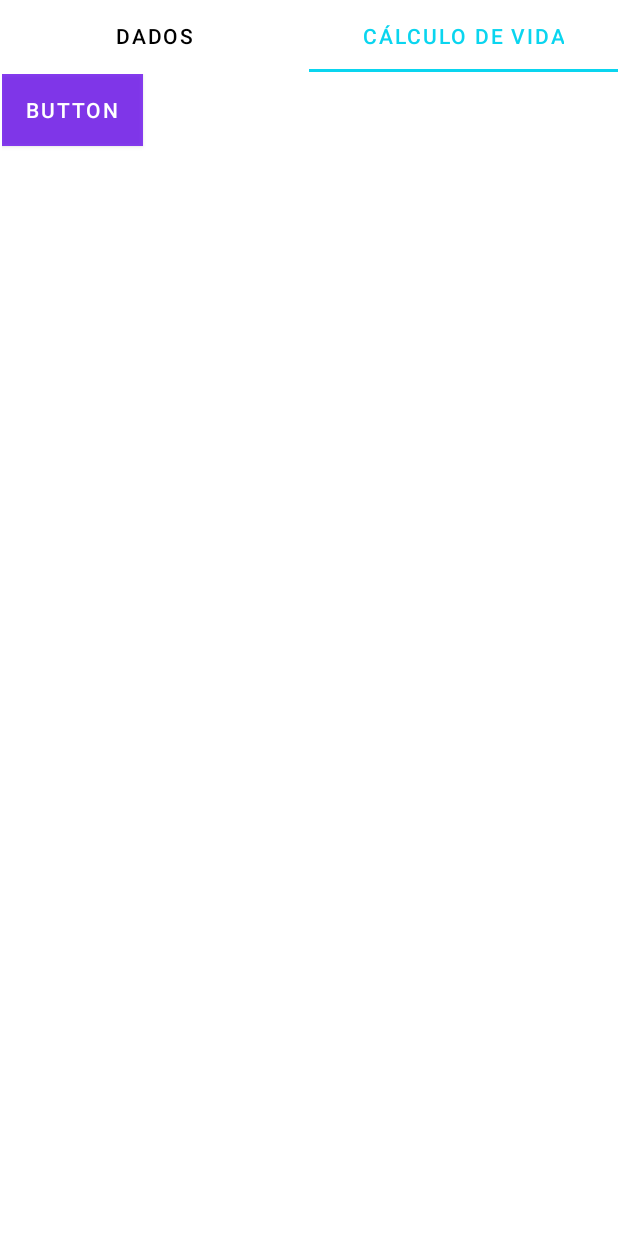
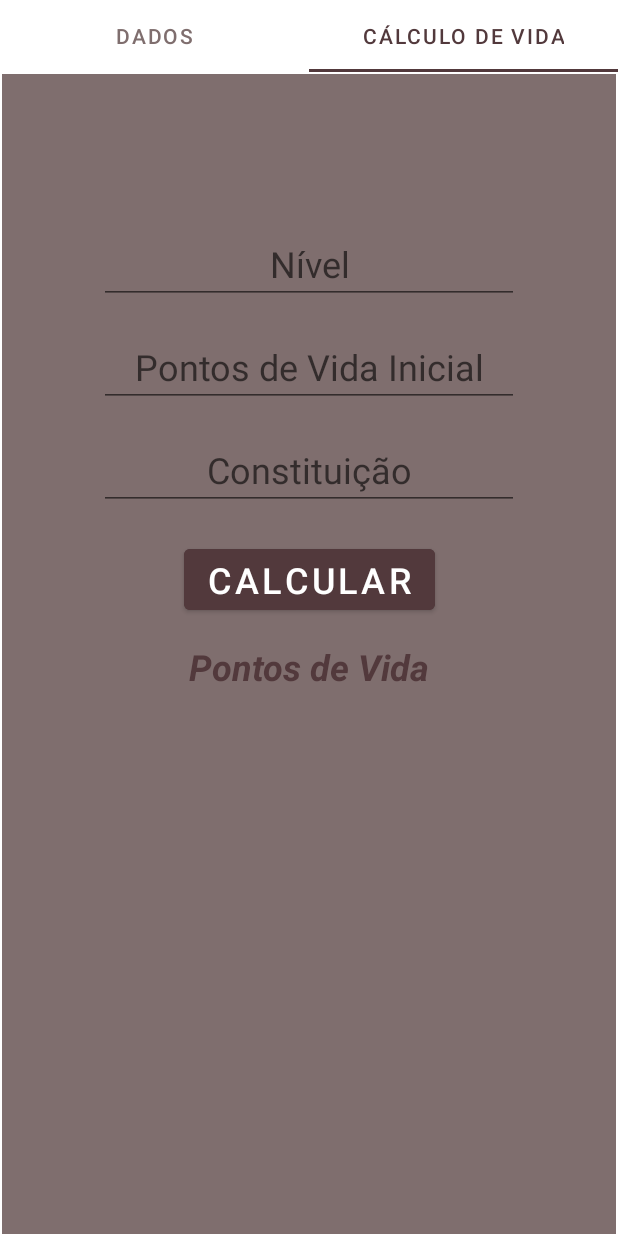
Before and after one commit to jwrublak/HoriAvTev, an Android app: the screen it shows after launch (MainActivity), tab 2 chosen, on a phone screen of 412 x 824 dp. Run offline under Robolectric (Android 15) with nearby library versions, the phone set to English and light mode, and no system bars.

Commit message:
Fragmento Pontos de Vida funcionando

```diff
--- a/app/src/main/java/com/example/horiavtev/CalcVida.java
+++ b/app/src/main/java/com/example/horiavtev/CalcVida.java
@@ -7,6 +7,9 @@ import androidx.fragment.app.Fragment;
 import android.view.LayoutInflater;
 import android.view.View;
 import android.view.ViewGroup;
+import android.widget.Button;
+import android.widget.EditText;
+import android.widget.TextView;
 
 /**
  * A simple {@link Fragment} subclass.
@@ -14,7 +17,9 @@ import android.view.ViewGroup;
  * create an instance of this fragment.
  */
 public class CalcVida extends Fragment {
-
+    EditText lvl, inicial, constituicao;
+    Button calc;
+    TextView resultado;
     // TODO: Rename parameter arguments, choose names that match
     // the fragment initialization parameters, e.g. ARG_ITEM_NUMBER
     private static final String ARG_PARAM1 = "param1";
@@ -59,6 +64,23 @@ public class CalcVida extends Fragment {
     public View onCreateView(LayoutInflater inflater, ViewGroup container,
                              Bundle savedInstanceState) {
         // Inflate the layout for this fragment
-        return inflater.inflate(R.layout.fragment_calc_vida, container, false);
+        View v = inflater.inflate(R.layout.fragment_calc_vida, container, false);
+        inicial = v.findViewById(R.id.inicial);
+        lvl = v.findViewById(R.id.nivel);
+        constituicao = v.findViewById(R.id.constituicao);
+        resultado = v.findViewById(R.id.resultado);
+        calc = v.findViewById(R.id.btnCalc);
+        calc.setOnClickListener(view ->{
+            calcula();
+        });
+        return v;
+    }
+
+    private void calcula() {
+        int i = Integer.parseInt(inicial.getText().toString());
+        int n = Integer.parseInt(lvl.getText().toString());
+        int c = Integer.parseInt(constituicao.getText().toString());
+        int r = (i+c)+(((i/2)+1+c)*(n-1));
+        resultado.setText("Pontos de vida: "+r);
     }
 }
--- a/app/src/main/java/com/example/horiavtev/MainActivity.java
+++ b/app/src/main/java/com/example/horiavtev/MainActivity.java
@@ -41,8 +41,8 @@ public class MainActivity extends AppCompatActivity {
     private void carregaTab() {
         tab.addTab(tab.newTab().setText("Dados"));
         tab.addTab(tab.newTab().setText("Cálculo de Vida"));
-        tab.setSelectedTabIndicatorColor(Color.parseColor("#0AD5EF"));
-        tab.setTabTextColors(Color.parseColor("#000000"), Color.parseColor("#0AD5EF"));
+        tab.setSelectedTabIndicatorColor(Color.parseColor("#52393C"));
+        tab.setTabTextColors(Color.parseColor("#FF7F6E6E"), Color.parseColor("#52393C"));
         tab.addOnTabSelectedListener(new TabLayout.OnTabSelectedListener() {
             @Override
             public void onTabSelected(TabLayout.Tab tab) {
--- a/app/src/main/res/layout/fragment_calc_vida.xml
+++ b/app/src/main/res/layout/fragment_calc_vida.xml
@@ -1,5 +1,6 @@
 <?xml version="1.0" encoding="utf-8"?>
 <FrameLayout xmlns:android="http://schemas.android.com/apk/res/android"
+    xmlns:app="http://schemas.android.com/apk/res-auto"
     xmlns:tools="http://schemas.android.com/tools"
     android:layout_width="match_parent"
     android:layout_height="match_parent"
@@ -7,15 +8,96 @@
 
     <androidx.constraintlayout.widget.ConstraintLayout
         android:layout_width="match_parent"
-        android:layout_height="match_parent">
+        android:layout_height="match_parent"
+        android:background="#FF7F6E6E">
+
+        <EditText
+            android:id="@+id/nivel"
+            android:layout_width="wrap_content"
+            android:layout_height="wrap_content"
+            android:layout_marginStart="40dp"
+            android:layout_marginTop="100dp"
+            android:layout_marginEnd="40dp"
+            android:ems="10"
+            android:hint="Nível"
+            android:inputType="number"
+            android:textAlignment="center"
+            android:textSize="24sp"
+            app:layout_constraintBottom_toBottomOf="parent"
+            app:layout_constraintEnd_toEndOf="parent"
+            app:layout_constraintStart_toStartOf="parent"
+            app:layout_constraintTop_toTopOf="parent"
+            app:layout_constraintVertical_bias="0.0" />
+
+        <EditText
+            android:id="@+id/inicial"
+            android:layout_width="wrap_content"
+            android:layout_height="wrap_content"
+            android:layout_marginStart="40dp"
+            android:layout_marginTop="15dp"
+            android:layout_marginEnd="40dp"
+            android:ems="10"
+            android:hint="Pontos de Vida Inicial"
+            android:inputType="number"
+            android:textAlignment="center"
+            android:textSize="24sp"
+            app:layout_constraintBottom_toBottomOf="parent"
+            app:layout_constraintEnd_toEndOf="parent"
+            app:layout_constraintStart_toStartOf="parent"
+            app:layout_constraintTop_toBottomOf="@+id/nivel"
+            app:layout_constraintVertical_bias="0.0" />
+
+        <EditText
+            android:id="@+id/constituicao"
+            android:layout_width="wrap_content"
+            android:layout_height="wrap_content"
+            android:layout_marginStart="40dp"
+            android:layout_marginTop="15dp"
+            android:layout_marginEnd="40dp"
+            android:ems="10"
+            android:hint="Constituição"
+            android:inputType="number"
+            android:textAlignment="center"
+            android:textSize="24sp"
+            app:layout_constraintBottom_toBottomOf="parent"
+            app:layout_constraintEnd_toEndOf="parent"
+            app:layout_constraintStart_toStartOf="parent"
+            app:layout_constraintTop_toBottomOf="@+id/inicial"
+            app:layout_constraintVertical_bias="0.0" />
 
         <Button
-            android:id="@+id/button"
+            android:id="@+id/btnCalc"
             android:layout_width="wrap_content"
             android:layout_height="wrap_content"
-            android:background="#BFFFFFFF"
-            android:text="Button"
-            tools:layout_editor_absoluteX="198dp"
-            tools:layout_editor_absoluteY="243dp" />
+            android:layout_marginStart="50dp"
+            android:layout_marginTop="20dp"
+            android:layout_marginEnd="50dp"
+            android:backgroundTint="#52393C"
+            android:text="Calcular"
+            android:textSize="24sp"
+            app:layout_constraintBottom_toBottomOf="parent"
+            app:layout_constraintEnd_toEndOf="parent"
+            app:layout_constraintStart_toStartOf="parent"
+            app:layout_constraintTop_toBottomOf="@+id/constituicao"
+            app:layout_constraintVertical_bias="0.0" />
+
+        <TextView
+            android:id="@+id/resultado"
+            android:layout_width="wrap_content"
+            android:layout_height="wrap_content"
+            android:layout_marginStart="40dp"
+            android:layout_marginTop="15dp"
+            android:layout_marginEnd="40dp"
+            android:text="Pontos de Vida"
+            android:textAlignment="center"
+            android:textColor="#52393C"
+            android:textSize="24sp"
+            android:textStyle="bold|italic"
+            app:layout_constraintBottom_toBottomOf="parent"
+            app:layout_constraintEnd_toEndOf="parent"
+            app:layout_constraintStart_toStartOf="parent"
+            app:layout_constraintTop_toBottomOf="@+id/btnCalc"
+            app:layout_constraintVertical_bias="0.0" />
+
     </androidx.constraintlayout.widget.ConstraintLayout>
 </FrameLayout>
--- a/app/src/main/res/layout/fragment_dados.xml
+++ b/app/src/main/res/layout/fragment_dados.xml
@@ -7,7 +7,8 @@
 
     <androidx.constraintlayout.widget.ConstraintLayout
         android:layout_width="match_parent"
-        android:layout_height="match_parent">
+        android:layout_height="match_parent"
+        android:background="#FF7F6E6E">
 
     </androidx.constraintlayout.widget.ConstraintLayout>
 </FrameLayout>
```
